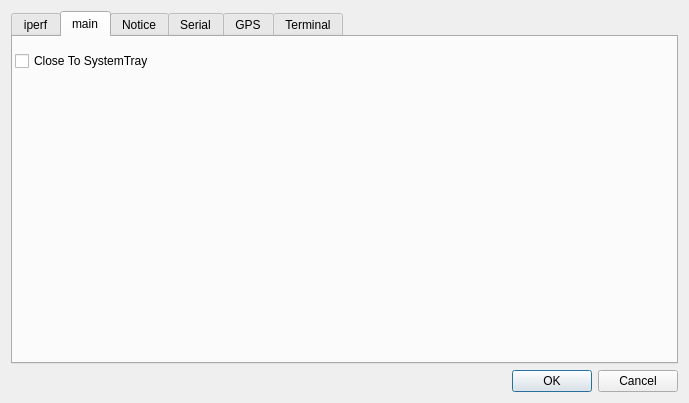
Above: qiperfc/src/dlgoption.ui from coolshou/qiperf before the change. Below: the same form after it.
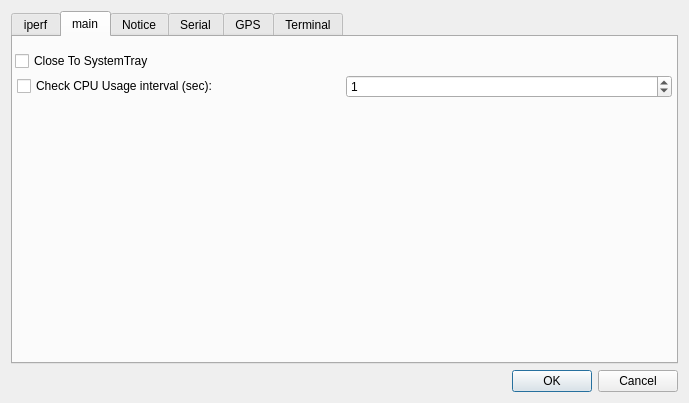
That is the form after the change. The open tabs and pages were chosen to show the change. Icons and pictures are not drawn.

```diff
--- a/qiperfc/src/dlgoption.ui
+++ b/qiperfc/src/dlgoption.ui
@@ -329,6 +329,44 @@
          </property>
         </widget>
        </item>
+       <item>
+        <widget class="QWidget" name="widget_4" native="true">
+         <layout class="QHBoxLayout" name="horizontalLayout_4">
+          <property name="spacing">
+           <number>2</number>
+          </property>
+          <property name="leftMargin">
+           <number>2</number>
+          </property>
+          <property name="topMargin">
+           <number>2</number>
+          </property>
+          <property name="rightMargin">
+           <number>2</number>
+          </property>
+          <property name="bottomMargin">
+           <number>2</number>
+          </property>
+          <item>
+           <widget class="QCheckBox" name="cbCpuCheck">
+            <property name="text">
+             <string>Check CPU Usage interval (sec):</string>
+            </property>
+           </widget>
+          </item>
+          <item>
+           <widget class="QSpinBox" name="sbCpuCheckInterval">
+            <property name="maximum">
+             <number>999</number>
+            </property>
+            <property name="value">
+             <number>1</number>
+            </property>
+           </widget>
+          </item>
+         </layout>
+        </widget>
+       </item>
        <item>
         <spacer name="verticalSpacer_2">
          <property name="orientation">
```
Left out of the diff: 4 changed lines with no effect on the pictures.
